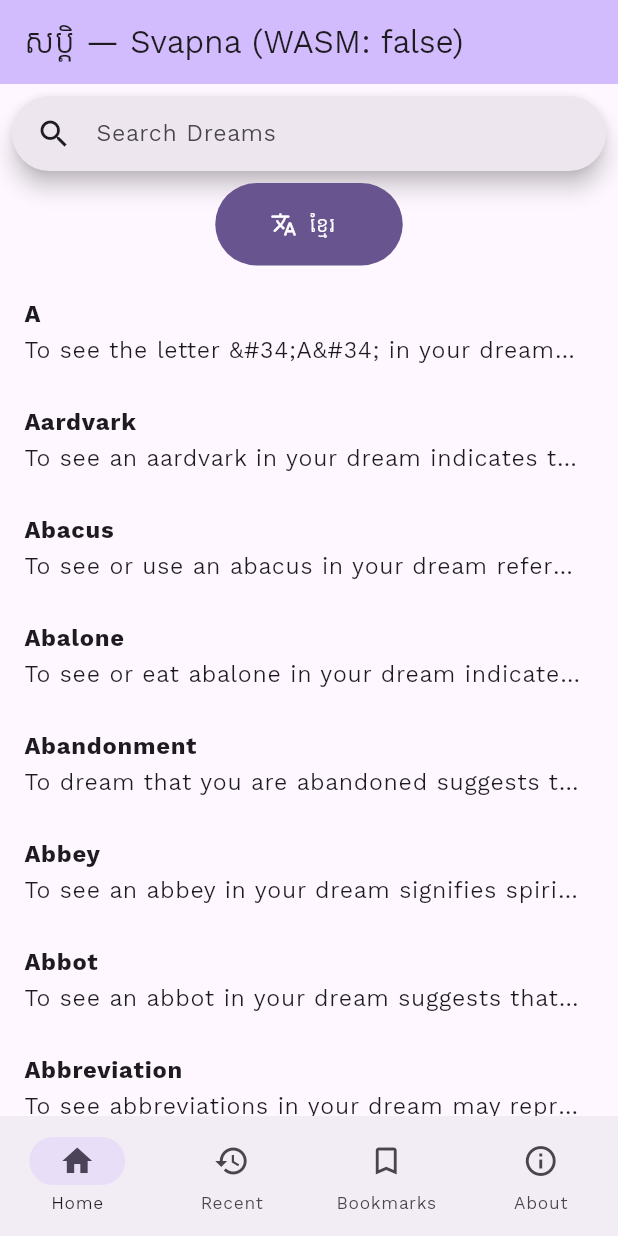
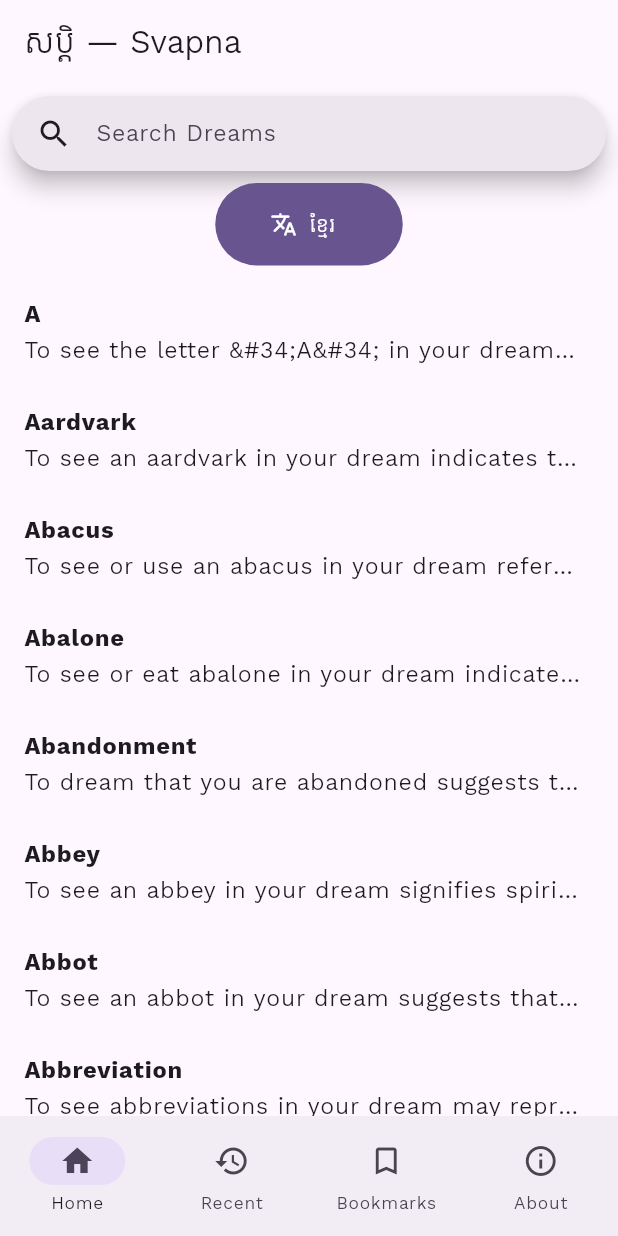
Before and after one commit to fidele007/svapna, a Flutter app: the screen it shows after launch, after a tap on "English", on a phone screen of 412 x 824 dp. Run offline on Flutter 3.47's test engine with Material 3 defaults, Android fonts, the phone set to English and light mode, and no system bars; our stand-ins replace flutter_widget_from_html_core, get_storage, share_plus.

Commit message:
feat: Move WASM check to the About screen

```diff
--- a/lib/screens/about_screen.dart
+++ b/lib/screens/about_screen.dart
@@ -7,6 +7,8 @@ class AboutScreen extends StatelessWidget {
 
   @override
   Widget build(BuildContext context) {
+    const isRunningWithWasm = bool.fromEnvironment('dart.tool.dart2wasm');
+
     return Scaffold(
       body: Center(
         child: Padding(
@@ -18,7 +20,7 @@ class AboutScreen extends StatelessWidget {
                 style: Theme.of(context).textTheme.titleLarge,
               ),
               Text(
-                'v1.0.0',
+                'v1.0.0 (WASM: $isRunningWithWasm)',
                 // style: Theme.of(context).textTheme.bodySmall,
               ),
               const SizedBox(height: 16.0),
--- a/lib/screens/bookmark_screen.dart
+++ b/lib/screens/bookmark_screen.dart
@@ -28,7 +28,6 @@ class _BookmarkScreenState extends State<BookmarkScreen>
     return Scaffold(
       appBar: AppBar(
         title: Text(AppLocalizations.of(context)!.bookmarks),
-        backgroundColor: Theme.of(context).colorScheme.inversePrimary,
       ),
       body: Consumer<BookmarksProvider>(
         builder: (context, bookmarksProvider, child) {
--- a/lib/screens/dream_detail_screen.dart
+++ b/lib/screens/dream_detail_screen.dart
@@ -37,7 +37,6 @@ class _DreamDetailScreenState extends State<DreamDetailScreen> {
   Widget build(BuildContext context) {
     return Scaffold(
       appBar: AppBar(
-          backgroundColor: Theme.of(context).colorScheme.inversePrimary,
           title: Text(
             widget.dream.name,
             style: Theme.of(context)
--- a/lib/screens/history_screen.dart
+++ b/lib/screens/history_screen.dart
@@ -28,7 +28,6 @@ class _HistoryScreenState extends State<HistoryScreen>
     return Scaffold(
       appBar: AppBar(
         title: Text(AppLocalizations.of(context)!.history),
-        backgroundColor: Theme.of(context).colorScheme.inversePrimary,
       ),
       body: Consumer<HistoryProvider>(
         builder: (context, historyProvider, child) {
--- a/lib/screens/home_screen.dart
+++ b/lib/screens/home_screen.dart
@@ -52,12 +52,9 @@ class _HomeScreenState extends State<HomeScreen>
   Widget build(BuildContext context) {
     super.build(context);
 
-    const isRunningWithWasm = bool.fromEnvironment('dart.tool.dart2wasm');
-
     return Scaffold(
       appBar: AppBar(
-        title: const Text('សប្តិ — Svapna (WASM: $isRunningWithWasm)'),
-        backgroundColor: Theme.of(context).colorScheme.inversePrimary,
+        title: const Text('សប្តិ — Svapna'),
       ),
       body: Column(
         children: [
```
